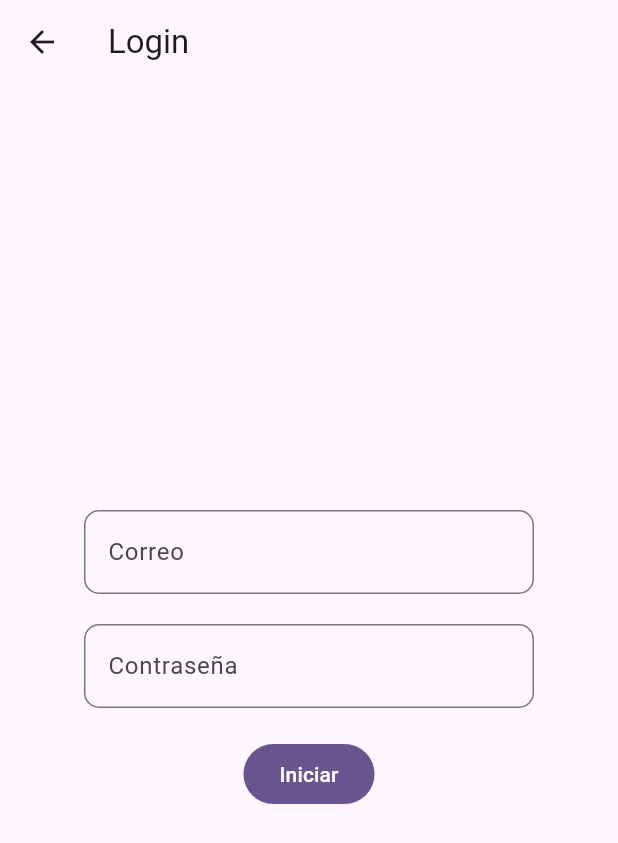
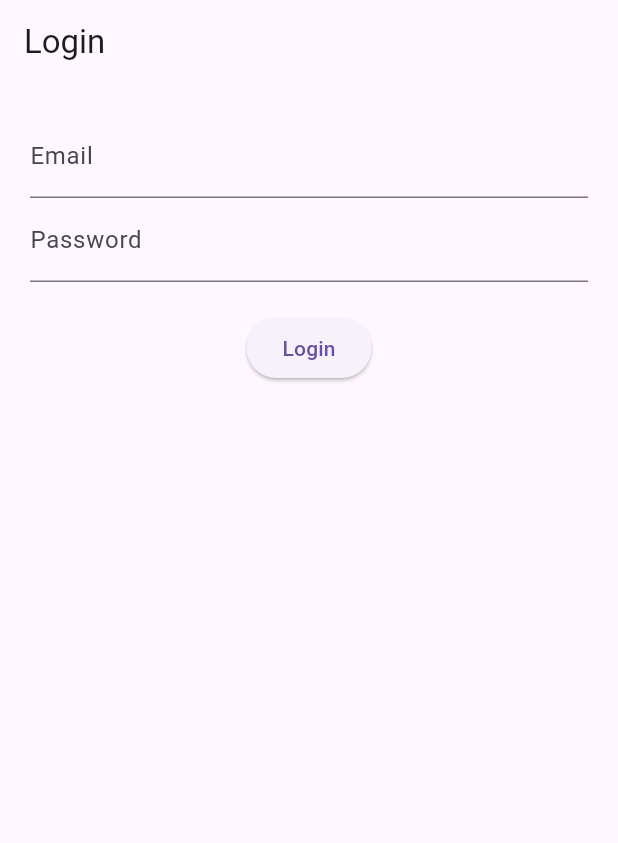
Before and after one commit to milo023-jpg/VitaCareOf, a Flutter app: the LoginScreen screen opened directly, on a phone screen of 412 x 824 dp. Shown: the top 843 px of the screen. Run offline on Flutter 3.47's test engine with Material 3 defaults, Android fonts, the phone set to English and light mode, and no system bars; our stand-ins replace firebase_auth, firebase_core; accounts and stored records are empty.

Commit message:
Login con firebase y arquitectura limpia

```diff
--- /dev/null
+++ b/lib/data/datasources/firebase_auth_datasource.dart
@@ -0,0 +1,39 @@
+import 'package:firebase_auth/firebase_auth.dart';
+import 'package:vitacareof/domain/entities/user_entity.dart';
+
+class FirebaseAuthDatasource {
+  final FirebaseAuth _firebaseAuth;
+
+  FirebaseAuthDatasource(this._firebaseAuth);
+
+  Future<UserEntity?> login(String email, String password) async {
+    final credential = await _firebaseAuth.signInWithEmailAndPassword(
+      email: email,
+      password: password,
+    );
+
+    final user = credential.user;
+    if (user == null) return null;
+
+    return UserEntity(
+      uid: user.uid,
+      email: user.email ?? '',
+      displayName: user.displayName,
+    );
+  }
+
+  Future<void> logout() async {
+    await _firebaseAuth.signOut();
+  }
+
+  UserEntity? getCurrentUser() {
+    final user = _firebaseAuth.currentUser;
+    if (user == null) return null;
+
+    return UserEntity(
+      uid: user.uid,
+      email: user.email ?? '',
+      displayName: user.displayName,
+    );
+  }
+}
--- /dev/null
+++ b/lib/domain/entities/user_entity.dart
@@ -0,0 +1,15 @@
+class UserEntity {
+  final String uid;
+  final String email;
+  final String? displayName;
+
+  UserEntity({required this.uid, required this.email, this.displayName});
+
+  factory UserEntity.fromFirebaseUser(
+    String uid,
+    String email,
+    String? displayName,
+  ) {
+    return UserEntity(uid: uid, email: email, displayName: displayName);
+  }
+}
--- /dev/null
+++ b/lib/presentation/providers/auth_provider.dart
@@ -0,0 +1,28 @@
+import 'package:flutter/material.dart';
+import 'package:vitacareof/data/datasources/firebase_auth_datasource.dart';
+import 'package:vitacareof/domain/entities/user_entity.dart';
+
+class AuthNotifier extends ChangeNotifier {
+  final FirebaseAuthDatasource _authDatasource;
+
+  UserEntity? _user;
+  UserEntity? get user => _user;
+
+  AuthNotifier(this._authDatasource);
+
+  Future<void> login(String email, String password) async {
+    _user = await _authDatasource.login(email, password);
+    notifyListeners();
+  }
+
+  Future<void> logout() async {
+    await _authDatasource.logout();
+    _user = null;
+    notifyListeners();
+  }
+
+  void loadCurrentUser() {
+    _user = _authDatasource.getCurrentUser();
+    notifyListeners();
+  }
+}
--- a/lib/presentation/screens/login/login_screen.dart
+++ b/lib/presentation/screens/login/login_screen.dart
@@ -1,5 +1,6 @@
 import 'package:flutter/material.dart';
-import 'package:firebase_auth/firebase_auth.dart';
+import 'package:provider/provider.dart';
+import 'package:vitacareof/presentation/providers/auth_provider.dart';
 
 class LoginScreen extends StatefulWidget {
   const LoginScreen({super.key});
@@ -11,91 +12,54 @@
 class _LoginScreenState extends State<LoginScreen> {
   final _emailController = TextEditingController();
   final _passwordController = TextEditingController();
-  final _auth = FirebaseAuth.instance;
-
-  Future<void> _login() async {
-    try {
-      await _auth.signInWithEmailAndPassword(
-        email: _emailController.text.trim(),
-        password: _passwordController.text.trim(),
-      );
-
-      if (mounted) {
-        ScaffoldMessenger.of(context).showSnackBar(
-          const SnackBar(content: Text("✅ Lo hiciste bien, login exitoso")),
-        );
-      }
-    } on FirebaseAuthException catch (e) {
-      String message = "Ocurrió un error";
-
-      if (e.code == 'user-not-found') {
-        message = "No existe un usuario con ese correo";
-      } else if (e.code == 'wrong-password') {
-        message = "La contraseña es incorrecta";
-      }
-
-      if (mounted) {
-        ScaffoldMessenger.of(
-          context,
-        ).showSnackBar(SnackBar(content: Text(message)));
-      }
-    }
-  }
 
   @override
   Widget build(BuildContext context) {
-    final focusNodeEmail = FocusNode();
-    final focusNodePassword = FocusNode();
+    final authProvider = context.watch<AuthNotifier>();
 
     return Scaffold(
-      appBar: AppBar(title: const Text('Login')),
-      body: Center(
-        child: SingleChildScrollView(
-          padding: const EdgeInsets.all(16),
+      appBar: AppBar(title: const Text("Login")),
+      body: Padding(
+        padding: const EdgeInsets.all(20),
         child: Column(
-            mainAxisAlignment: MainAxisAlignment.center,
           children: [
-              // correo
-              SizedBox(
-                width: 300,
-                child: TextField(
+            TextField(
               controller: _emailController,
-                  focusNode: focusNodeEmail,
-                  onTapOutside: (_) => focusNodeEmail.unfocus(),
-                  decoration: InputDecoration(
-                    labelText: 'Correo',
-                    hintText: 'correo@example.com',
-                    border: OutlineInputBorder(
-                      borderRadius: BorderRadius.circular(10),
+              decoration: const InputDecoration(labelText: "Email"),
+            ),
+            TextField(
+              controller: _passwordController,
+              decoration: const InputDecoration(labelText: "Password"),
+              obscureText: true,
+            ),
+            const SizedBox(height: 20),
+            ElevatedButton(
+              onPressed: () async {
+                final email = _emailController.text.trim();
+                final password = _passwordController.text.trim();
+
+                print("EMAIL: '$email'");
+                print("PASSWORD: '$password'");
+
+                await authProvider.login(email, password);
+
+                if (authProvider.user != null) {
+                  ScaffoldMessenger.of(context).showSnackBar(
+                    SnackBar(
+                      content: Text(
+                        "Bienvenido ${authProvider.user!.displayName ?? authProvider.user!.email}",
                       ),
                     ),
+                  );
+                } else {
+                  ScaffoldMessenger.of(context).showSnackBar(
+                    const SnackBar(content: Text("Error al iniciar sesión")),
+                  );
+                }
+              },
+              child: const Text("Login"),
             ),
-              ),
-              const SizedBox(height: 20),
-
-              // contraseña
-              SizedBox(
-                width: 300,
-                child: TextField(
-                  controller: _passwordController,
-                  focusNode: focusNodePassword,
-                  obscureText: true,
-                  onTapOutside: (_) => focusNodePassword.unfocus(),
-                  decoration: InputDecoration(
-                    labelText: 'Contraseña',
-                    hintText: '********',
-                    border: OutlineInputBorder(
-                      borderRadius: BorderRadius.circular(10),
-                    ),
-                  ),
-                ),
-              ),
-
-              const SizedBox(height: 20),
-
-              FilledButton(onPressed: _login, child: const Text('Iniciar')),
           ],
-          ),
         ),
       ),
     );
--- a/lib/services/auth_service.dart
+++ /dev/null
@@ -1,3 +0,0 @@
-import 'package:firebase_auth/firebase_auth.dart';
-
-class AuthService {}
--- a/pubspec.yaml
+++ b/pubspec.yaml
@@ -13,6 +13,7 @@
     sdk: flutter
   firebase_core: ^4.1.1
   firebase_auth: ^6.1.0
+  provider: ^6.1.5+1
 
   cupertino_icons: ^1.0.8
   firebase_ui_auth: ^3.0.0
```
Also changed, not shown: lib/main.dart (+22 -17 lines), lib/presentation/screens/apointments/apointments_screen.dart (deleted, +0 -54 lines), lib/presentation/screens/login/auth_gate.dart (deleted, +0 -47 lines), pubspec.lock. Lines whose indentation alone changed are shown as unchanged.
